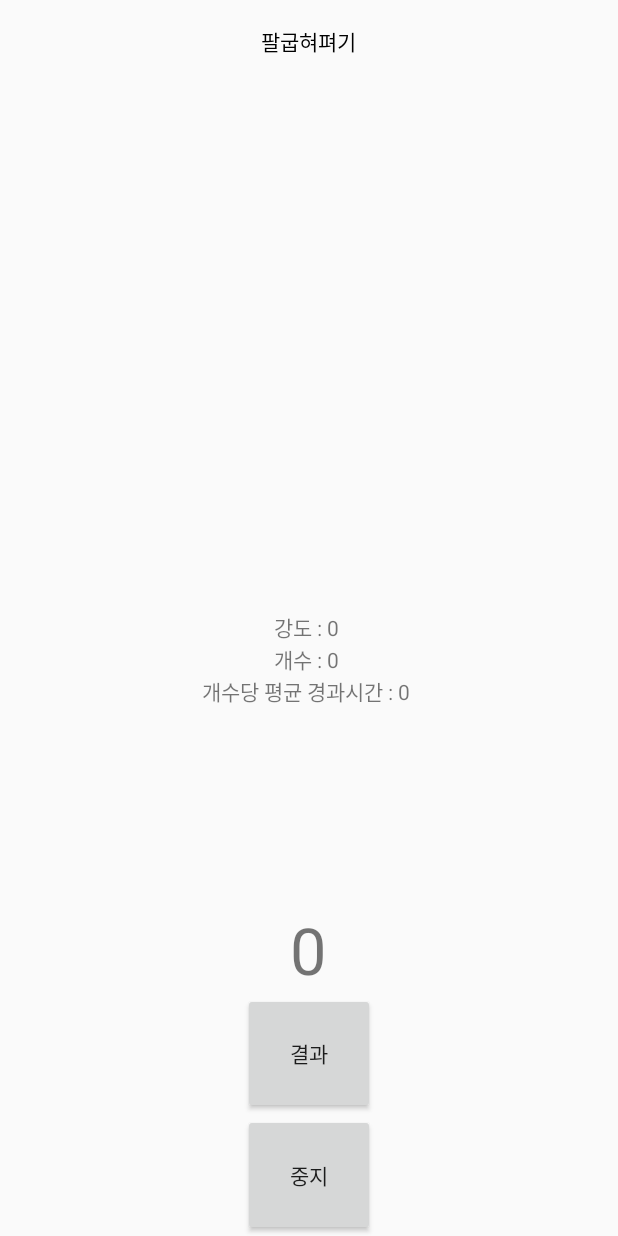
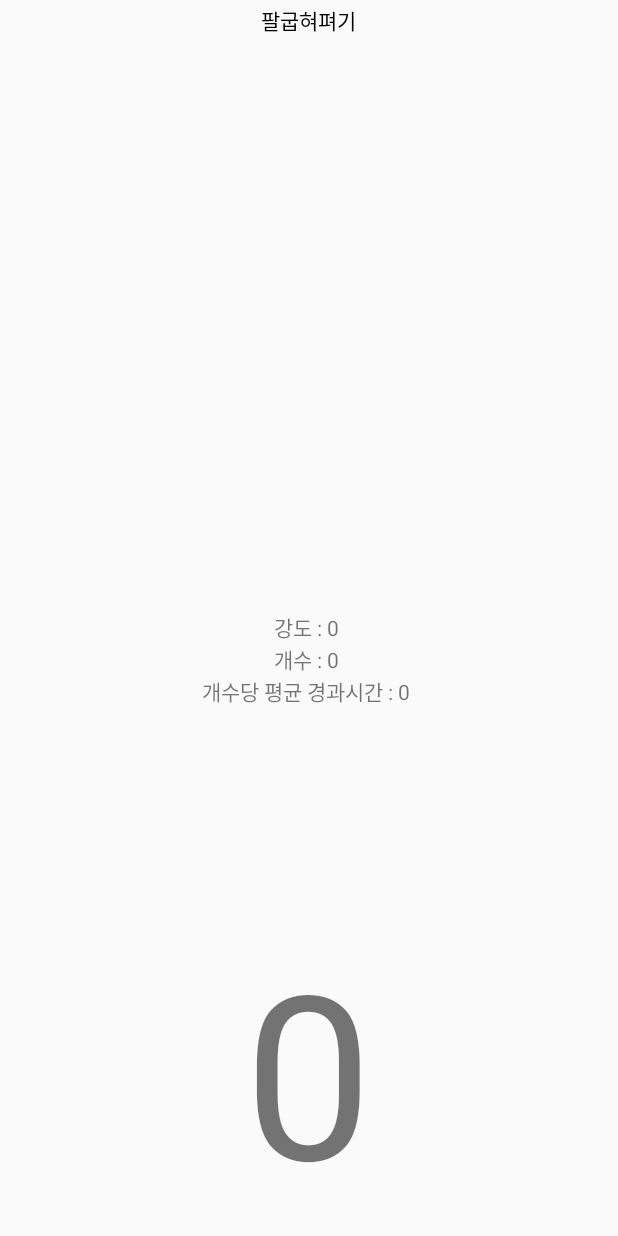
Before and after one commit to Chejin-cheol/HealthCare, an Android app: the TrainingActivity screen opened directly, with no data from a screen before it, on a phone screen of 412 x 824 dp. Run offline under Robolectric (Android 15) with nearby library versions, the light colour scheme and no system bars; our stand-ins replace Volley.

Commit message:
Training Activity layout update

```diff
--- a/app/src/main/java/cs/healthCare/activity/TrainingActivity.java
+++ b/app/src/main/java/cs/healthCare/activity/TrainingActivity.java
@@ -69,11 +69,9 @@ public class TrainingActivity extends Activity  implements BluetoothClient  {
     private String data = "";
     private static List<String> dataSet  = new ArrayList<String>();
 
-
     Handler timeHandler , dataHander ;
     TimerTask timerTask;
     Timer timer;
-    Button result,stop;
 
     private RequestQueue queue;
 
@@ -97,7 +95,6 @@ public class TrainingActivity extends Activity  implements BluetoothClient  {
 
         calendar = Calendar.getInstance();
         dateFormat = new SimpleDateFormat("ss");
-        _time = System.currentTimeMillis();
         _count = 0;
 
         //권한
@@ -123,8 +120,6 @@ public class TrainingActivity extends Activity  implements BluetoothClient  {
 
         timeText = findViewById(R.id.time);
         Ex = findViewById(R.id.Ex);
-        result = findViewById(R.id.result);
-        stop= findViewById(R.id.stop);
         strength = findViewById(R.id.Strength);
         number = findViewById(R.id.number);
         sec = findViewById(R.id.sec);
@@ -135,11 +130,9 @@ public class TrainingActivity extends Activity  implements BluetoothClient  {
 
         DisplayMetrics metrics = getResources().getDisplayMetrics();
         int timeHeight =( metrics.heightPixels / 15 ) * 4;
-        int timeTextPx = (int) (timeHeight* 0.2);
+        int timeTextPx = (int) (timeHeight* 0.7);
         int bt1=(int)(timeHeight*0.3);
         int bt2=(int)(timeHeight*0.3);
-        result.setHeight(bt1);
-        stop.setHeight(bt2);
         timeText.setTextSize(TypedValue.COMPLEX_UNIT_PX, timeTextPx);
     }
     private void setListeners()
@@ -155,6 +148,12 @@ public class TrainingActivity extends Activity  implements BluetoothClient  {
         dataHander = new Handler(){
             @Override
             public void handleMessage(Message msg) {
+
+                if(dataSet.size() == 0)
+                {
+                    _time = System.currentTimeMillis();
+                }
+
                 data = msg.obj.toString();
                 String[] datas =  data.split("-");
                 number.setText(datas[2]);
@@ -169,6 +168,7 @@ public class TrainingActivity extends Activity  implements BluetoothClient  {
                     datas[2] = datas[2].replace("\r","");
                     _count = Integer.parseInt(datas[2] );
                     sec.setText( secTime +"" );
+                    dataSet.add(data);
                 }
             }
         };
@@ -202,11 +202,11 @@ public class TrainingActivity extends Activity  implements BluetoothClient  {
                     finish();
                     return;
                 }
-                if(timeCount % 2 == 0)
-                {
-                    dataSet.add(data);
-
-                }
+//                if(timeCount % 2 == 0)
+//                {
+//                    dataSet.add(data);
+//
+//                }
                 ++timeCount;
                 timeHandler.sendEmptyMessage(timeCount);
             }
--- a/app/src/main/res/layout/training_activity.xml
+++ b/app/src/main/res/layout/training_activity.xml
@@ -29,8 +29,9 @@
                 android:id="@+id/health"
                 android:layout_width="wrap_content"
                 android:layout_height="0dip"
-                android:layout_weight="8"
+                android:layout_weight="9"
                 android:gravity="center"
+                android:scaleType="fitCenter"
                 android:text="팔굽혀펴기"
                 android:textColor="#000000" />
         </LinearLayout>
@@ -112,19 +113,6 @@
                 android:text="0"
                 android:textAlignment="center" />
 
-            <Button
-                android:id="@+id/result"
-                android:layout_width="wrap_content"
-                android:layout_height="wrap_content"
-                android:layout_weight="1"
-                android:text="결과" />
-
-            <Button
-                android:id="@+id/stop"
-                android:layout_width="wrap_content"
-                android:layout_height="wrap_content"
-                android:layout_weight="1"
-                android:text="중지" />
         </LinearLayout>
     </LinearLayout>
 </FrameLayout>
```
